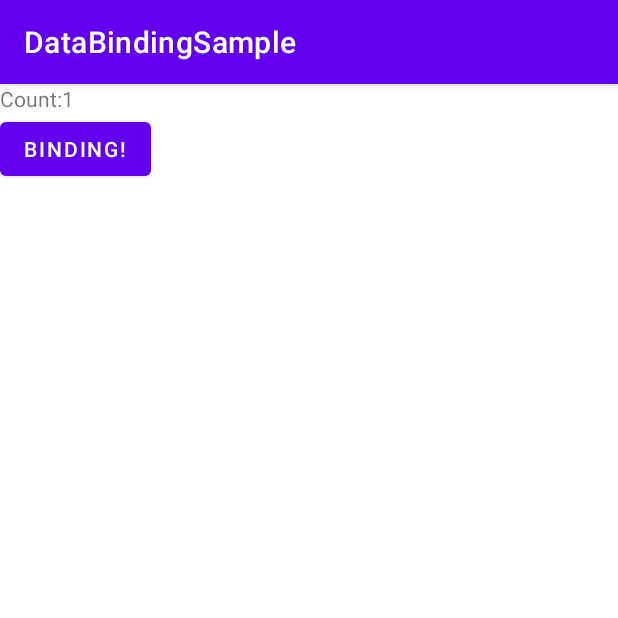
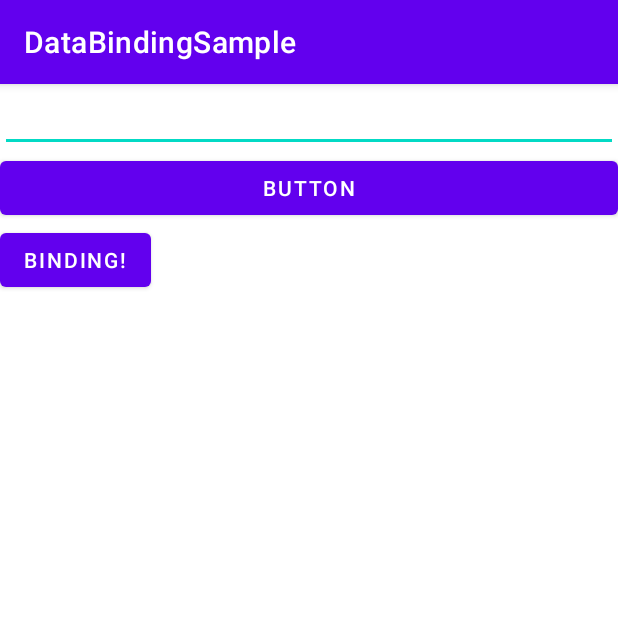
Before and after one commit to pisuma/DataBindingSample, an Android app: the screen it shows after launch (MainActivity), on a phone screen of 412 x 824 dp, the top half of it. Run offline under Robolectric (Android 15) with nearby library versions, the phone set to English and light mode, and no system bars; our stand-ins replace data binding.

Commit message:
双方向データバインディング実装

```diff
--- a/app/src/main/java/com/example/databindingsample/MainActivity.kt
+++ b/app/src/main/java/com/example/databindingsample/MainActivity.kt
@@ -3,6 +3,7 @@ package com.example.databindingsample
 import androidx.appcompat.app.AppCompatActivity
 import android.os.Bundle
 import android.widget.TextView
+import android.widget.Toast
 import androidx.databinding.DataBindingUtil
 import com.example.databindingsample.databinding.ActivityMainBinding
 import kotlinx.android.synthetic.main.activity_main.*
@@ -12,9 +13,9 @@ class MainActivity : AppCompatActivity() {
     override fun onCreate(savedInstanceState: Bundle?) {
         super.onCreate(savedInstanceState)
         val binding: ActivityMainBinding = DataBindingUtil.setContentView(this, R.layout.activity_main)
-        binding.counter += 1
-        binding.sampleButton.setOnClickListener {
-            binding.counter += 1
+
+        binding.buttonConfirm.setOnClickListener {
+            Toast.makeText(this, binding.inputText, Toast.LENGTH_LONG).show()
         }
 
 
--- a/app/src/main/res/layout/activity_main.xml
+++ b/app/src/main/res/layout/activity_main.xml
@@ -4,8 +4,8 @@
 
     <data>
         <variable
-            name="counter"
-            type="int" />
+            name="inputText"
+            type="String" />
     </data>
 
     <androidx.appcompat.widget.LinearLayoutCompat
@@ -14,11 +14,17 @@
         android:orientation="vertical"
         tools:context=".MainActivity">
 
-        <TextView
-            android:id="@+id/sample_text_view"
-            android:layout_width="wrap_content"
+        <EditText
+            android:layout_width="match_parent"
             android:layout_height="wrap_content"
-            android:text="@{`Count:` + counter}"/>
+            android:inputType="text"
+            android:text="@={inputText}" />
+
+        <Button
+            android:id="@+id/button_confirm"
+            android:layout_width="match_parent"
+            android:layout_height="wrap_content"
+            android:text="Button" />
 
         <Button
             android:id="@+id/sample_button"
```
